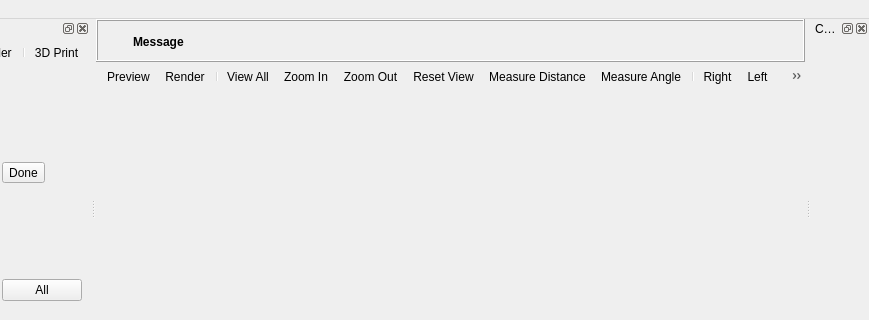
First picture: the form in src/gui/MainWindow.ui, repository QUOCVIETHIEU/openscads_ai_agents, before the edit; both pictures show x 485 to 1354 and y 0 to 320 of the 1354 by 636 pixel window.
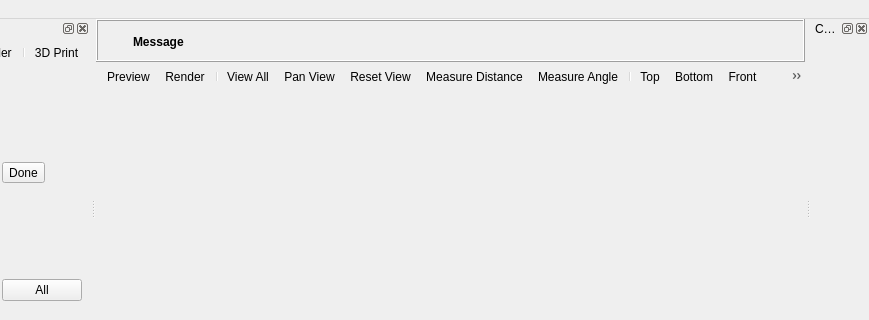
Second picture: the form after the edit. Icons and pictures are not drawn. Custom widgets are drawn as their Qt base class.

```diff
--- a/src/gui/MainWindow.ui
+++ b/src/gui/MainWindow.ui
@@ -160,18 +160,17 @@
          <addaction name="designActionRender"/>
          <addaction name="separator"/>
          <addaction name="viewActionViewAll"/>
-         <addaction name="viewActionZoomIn"/>
-         <addaction name="viewActionZoomOut"/>
+         <addaction name="viewActionPan"/>
          <addaction name="viewActionResetView"/>
          <addaction name="designActionMeasureDist"/>
          <addaction name="designActionMeasureAngle"/>
          <addaction name="separator"/>
-         <addaction name="viewActionRight"/>
-         <addaction name="viewActionLeft"/>
-         <addaction name="viewActionBack"/>
-         <addaction name="viewActionFront"/>
          <addaction name="viewActionTop"/>
          <addaction name="viewActionBottom"/>
+         <addaction name="viewActionFront"/>
+         <addaction name="viewActionBack"/>
+         <addaction name="viewActionLeft"/>
+         <addaction name="viewActionRight"/>
          <addaction name="separator"/>
          <addaction name="viewActionPerspective"/>
          <addaction name="viewActionOrthogonal"/>
@@ -1529,6 +1528,23 @@
     <string>Ctrl+Shift+V</string>
    </property>
   </action>
+  <action name="viewActionPan">
+   <property name="checkable">
+    <bool>true</bool>
+   </property>
+   <property name="icon">
+    <iconset theme="chokusen-pan"/>
+   </property>
+   <property name="text">
+    <string>&amp;Pan View</string>
+   </property>
+   <property name="toolTip">
+    <string>Pan View (drag to move). Middle-mouse also pans.</string>
+   </property>
+   <property name="shortcut">
+    <string>Shift+P</string>
+   </property>
+  </action>
   <action name="editActionConvertTabsToSpaces">
    <property name="text">
     <string>Conv&amp;ert Tabs to Spaces</string>
```
Left out of the diff: 19 changed lines with no effect on the pictures.
